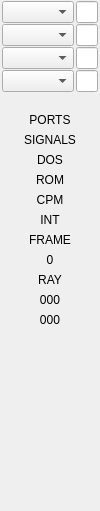
DruzhininPavel/xpeccy-plus, file ui/dbgwidgets/form_misc.ui: the form before one commit.
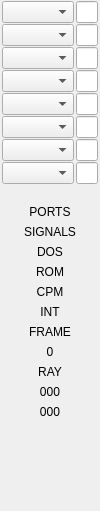
The form after the commit. Custom widgets are drawn as their Qt base class.

```diff
--- a/ui/dbgwidgets/form_misc.ui
+++ b/ui/dbgwidgets/form_misc.ui
@@ -71,7 +71,31 @@
       <item row="3" column="1">
        <widget class="xHexSpin" name="numPG3"/>
       </item>
-      <item row="4" column="0" colspan="2">
+      <item row="4" column="0">
+       <widget class="QComboBox" name="cbPG4"/>
+      </item>
+      <item row="4" column="1">
+       <widget class="xHexSpin" name="numPG4"/>
+      </item>
+      <item row="5" column="0">
+       <widget class="QComboBox" name="cbPG5"/>
+      </item>
+      <item row="5" column="1">
+       <widget class="xHexSpin" name="numPG5"/>
+      </item>
+      <item row="6" column="0">
+       <widget class="QComboBox" name="cbPG6"/>
+      </item>
+      <item row="6" column="1">
+       <widget class="xHexSpin" name="numPG6"/>
+      </item>
+      <item row="7" column="0">
+       <widget class="QComboBox" name="cbPG7"/>
+      </item>
+      <item row="7" column="1">
+       <widget class="xHexSpin" name="numPG7"/>
+      </item>
+      <item row="8" column="0" colspan="2">
        <widget class="QLabel" name="labFMaps">
         <property name="autoFillBackground">
          <bool>true</bool>
```
